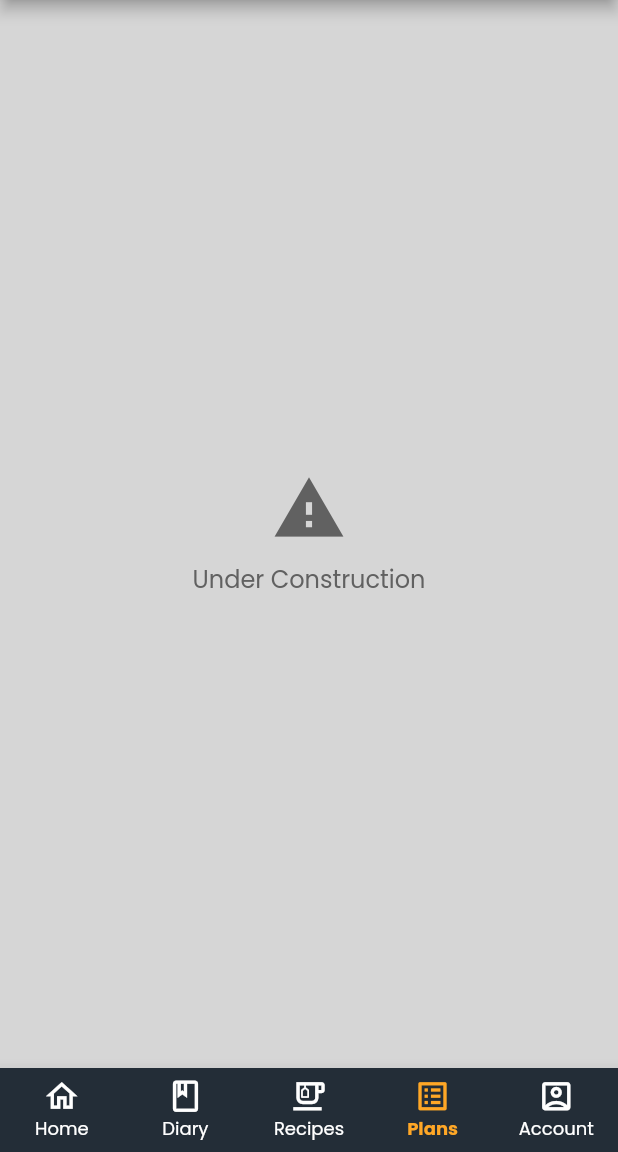
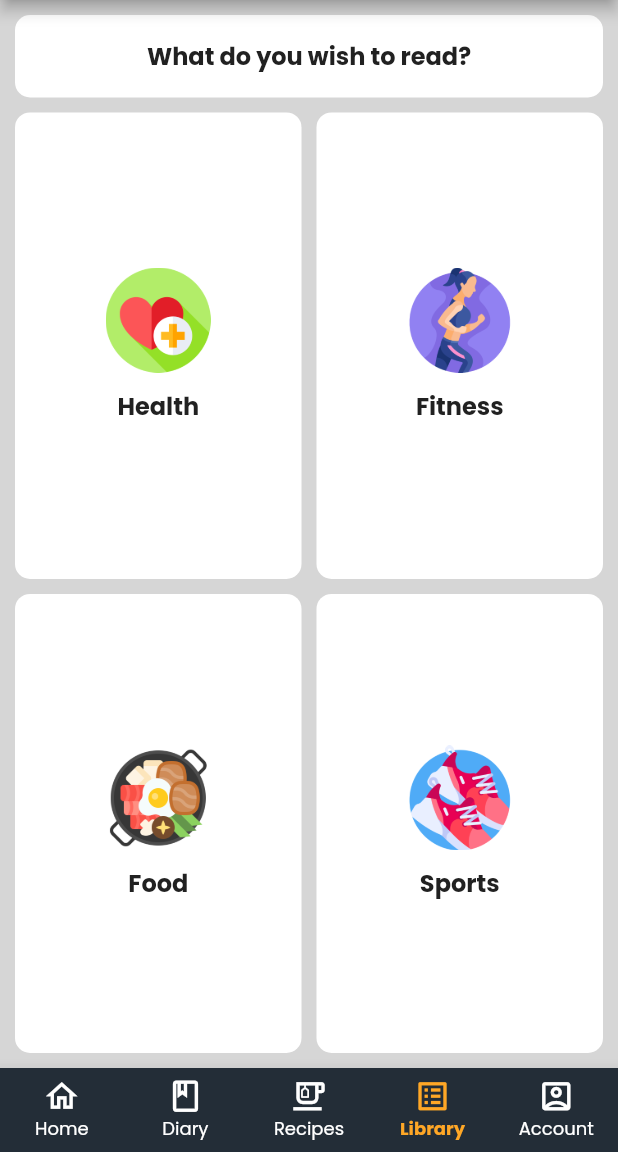
Before and after one commit to akshatj599/sprightly, a Flutter app: the SprightlyHome screen opened directly, item 4 of the bottom bar chosen, on a phone screen of 412 x 824 dp, the part 84-1236 px from its top. Run offline on Flutter 3.47's test engine with Material 2 defaults, Android fonts, the phone set to English and light mode, and no system bars; our stand-ins replace cloud_firestore, date_format, firebase_auth, firebase_core, fl_chart, font_awesome_flutter and 3 more; accounts and stored records are empty.

Commit message:
Library started

```diff
--- a/lib/views/Diary_searchFoodView.dart
+++ b/lib/views/Diary_searchFoodView.dart
@@ -1,5 +1,4 @@
 import 'dart:convert';
-
 import 'package:flutter/cupertino.dart';
 import 'package:flutter/material.dart';
 import 'package:flutter/rendering.dart';
@@ -209,7 +208,7 @@ class _SearchFoodViewState extends State<SearchFoodView> {
 
   Future getPostFoodDetails(BuildContext context) async {
     final url = Uri.parse(
-        "https://api.nal.usda.gov/fdc/v1/foods/search?api_key="+usda_api_key);
+        "https://api.nal.usda.gov/fdc/v1/foods/search?api_key=" + usda_api_key);
     var response = await http.post(url,
         headers: <String, String>{
           'Content-Type': 'application/json',
--- /dev/null
+++ b/lib/views/Library.dart
@@ -0,0 +1,163 @@
+import 'package:flutter/material.dart';
+import 'package:sprightly/widgets/widgets.dart';
+import 'package:sprightly/widgets/globals.dart' as glb;
+
+class Library extends StatefulWidget {
+  @override
+  _LibraryState createState() => _LibraryState();
+}
+
+class _LibraryState extends State<Library> {
+  @override
+  Widget build(BuildContext context) {
+    return Container(
+      width: MediaQuery.of(context).size.width,
+      height: MediaQuery.of(context).size.height,
+      child: Column(
+        children: [
+          Container(
+            alignment: Alignment.center,
+            height: MediaQuery.of(context).size.height / 15,
+            width: double.infinity,
+            margin: EdgeInsets.fromLTRB(10, 10, 10, 5),
+            child: Text(
+              "What do you wish to read?",
+              style: getAppTextStyle(16, glb.main_foreground_header, true),
+            ),
+            decoration: BoxDecoration(
+                borderRadius: BorderRadius.circular(10),
+                color: glb.main_background),
+          ),
+          Expanded(
+            child: Row(
+              children: [
+                Expanded(
+                  child: Container(
+                    alignment: Alignment.center,
+                    height: double.infinity,
+                    width: double.infinity,
+                    margin: EdgeInsets.fromLTRB(10, 5, 5, 5),
+                    child: Column(
+                        mainAxisAlignment: MainAxisAlignment.center,
+                        children: [
+                          Image.asset(
+                            'images/healthcare.png',
+                            height: 70,
+                            width: 70,
+                          ),
+                          SizedBox(
+                            height: 10,
+                          ),
+                          Text(
+                            "Health",
+                            style: getAppTextStyle(
+                                16, glb.main_foreground_header, true),
+                          ),
+                        ]),
+                    decoration: BoxDecoration(
+                      borderRadius: BorderRadius.circular(10),
+                      color: glb.main_background,
+                    ),
+                  ),
+                ),
+                Expanded(
+                  child: Container(
+                    alignment: Alignment.center,
+                    height: double.infinity,
+                    width: double.infinity,
+                    margin: EdgeInsets.fromLTRB(5, 5, 10, 5),
+                    child: Column(
+                        mainAxisAlignment: MainAxisAlignment.center,
+                        children: [
+                          Image.asset(
+                            'images/fitness.png',
+                            height: 70,
+                            width: 70,
+                          ),
+                          SizedBox(
+                            height: 10,
+                          ),
+                          Text(
+                            "Fitness",
+                            style: getAppTextStyle(
+                                16, glb.main_foreground_header, true),
+                          ),
+                        ]),
+                    decoration: BoxDecoration(
+                      borderRadius: BorderRadius.circular(10),
+                      color: glb.main_background,
+                    ),
+                  ),
+                )
+              ],
+            ),
+          ),
+          Expanded(
+            child: Row(
+              children: [
+                Expanded(
+                  child: Container(
+                    alignment: Alignment.center,
+                    height: double.infinity,
+                    width: double.infinity,
+                    margin: EdgeInsets.fromLTRB(10, 5, 5, 10),
+                    child: Column(
+                        mainAxisAlignment: MainAxisAlignment.center,
+                        children: [
+                          Image.asset(
+                            'images/food.png',
+                            height: 70,
+                            width: 70,
+                          ),
+                          SizedBox(
+                            height: 10,
+                          ),
+                          Text(
+                            "Food",
+                            style: getAppTextStyle(
+                                16, glb.main_foreground_header, true),
+                          ),
+                        ]),
+                    decoration: BoxDecoration(
+                      borderRadius: BorderRadius.circular(10),
+                      color: glb.main_background,
+                    ),
+                  ),
+                ),
+                Expanded(
+                  child: Container(
+                    alignment: Alignment.center,
+                    height: double.infinity,
+                    width: double.infinity,
+                    margin: EdgeInsets.fromLTRB(5, 5, 10, 10),
+                    child: Column(
+                        mainAxisAlignment: MainAxisAlignment.center,
+                        children: [
+                          Image.asset(
+                            'images/sports.png',
+                            height: 70,
+                            width: 70,
+                          ),
+                          SizedBox(
+                            height: 10,
+                          ),
+                          Text(
+                            "Sports",
+                            style: getAppTextStyle(
+                                16, glb.main_foreground_header, true),
+                          ),
+                        ]),
+                    decoration: BoxDecoration(
+                      borderRadius: BorderRadius.circular(10),
+                      color: glb.main_background,
+                    ),
+                  ),
+                )
+              ],
+            ),
+          ),
+        ],
+      ),
+    );
+  }
+}
--- /dev/null
+++ b/lib/views/Library_API.dart
@@ -0,0 +1,27 @@
+import 'package:flutter/material.dart';
+import 'package:http/http.dart' as http;
+import 'package:sprightly/backend/keys.dart';
+
+class LibraryAPI extends StatefulWidget {
+  const LibraryAPI({Key key}) : super(key: key);
+
+  @override
+  _LibraryAPIState createState() => _LibraryAPIState();
+}
+
+class _LibraryAPIState extends State<LibraryAPI> {
+  @override
+  Widget build(BuildContext context) {
+    return Container();
+  }
+
+  Future<void> getArticles(String query) async {
+    final url = Uri.parse(
+        "https://api.nytimes.com/svc/search/v2/articlesearch.json?q=" +
+            query +
+            "&api-key=" +
+            ny_api_key);
+    var response = await http.post(url);
+    if (response.statusCode == 200) {}
+  }
+}
--- a/lib/views/Sprightly.dart
+++ b/lib/views/Sprightly.dart
@@ -4,6 +4,7 @@ import 'package:sprightly/views/Account_main.dart';
 import 'package:sprightly/views/Diary_main.dart';
 import 'package:sprightly/views/Home_main.dart';
 import 'package:sprightly/views/Recipe_main.dart';
+import 'package:sprightly/views/Library.dart';
 import 'package:sprightly/widgets/globals.dart' as glb;
 import 'package:sprightly/widgets/widgets.dart';
 import 'package:top_snackbar_flutter/custom_snack_bar.dart';
@@ -44,24 +45,7 @@ class _SprightlyHomeState extends State<SprightlyHome> {
     } else if (_navigationBarCurrIndex == 2) {
       newPage = Recipe();
     } else if (_navigationBarCurrIndex == 3) {
-      newPage = Center(
-          child: Column(
-        mainAxisAlignment: MainAxisAlignment.center,
-        children: [
-          Icon(
-            Icons.warning,
-            color: glb.main_foreground_dimmer,
-            size: 50,
-          ),
-          SizedBox(
-            height: 10,
-          ),
-          Text(
-            "Under Construction",
-            style: getAppTextStyle(16, glb.main_foreground_dimmer, false),
-          ),
-        ],
-      ));
+      newPage = Library();
     } else {
       newPage = AccountView();
     }
@@ -93,7 +77,7 @@ class _SprightlyHomeState extends State<SprightlyHome> {
             icon: Icon(Icons.book_outlined), label: "Diary"),
         BottomNavigationBarItem(
             icon: Icon(Icons.emoji_food_beverage_outlined), label: "Recipes"),
-        BottomNavigationBarItem(icon: Icon(Icons.list_alt), label: "Plans"),
+        BottomNavigationBarItem(icon: Icon(Icons.list_alt), label: "Library"),
         BottomNavigationBarItem(
             icon: Icon(Icons.account_box_outlined), label: "Account"),
       ],
```
Also changed, not shown: images/fitness.png (added), images/food.png (added), images/healthcare.png (added), images/sports.png (added), pubspec.lock.
